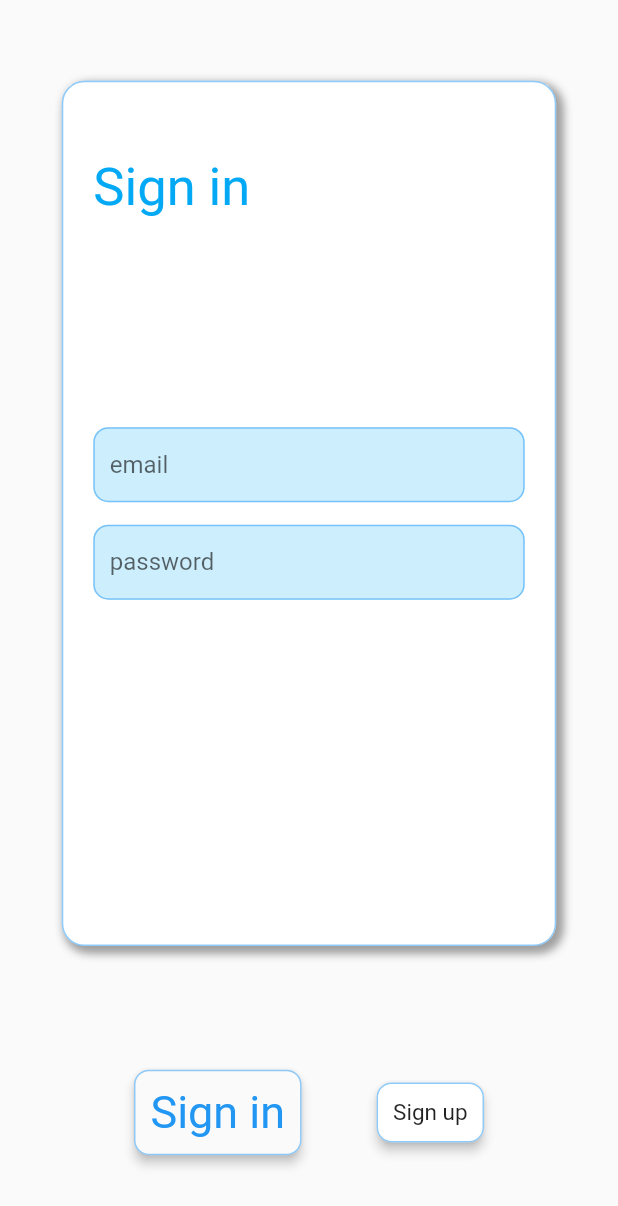
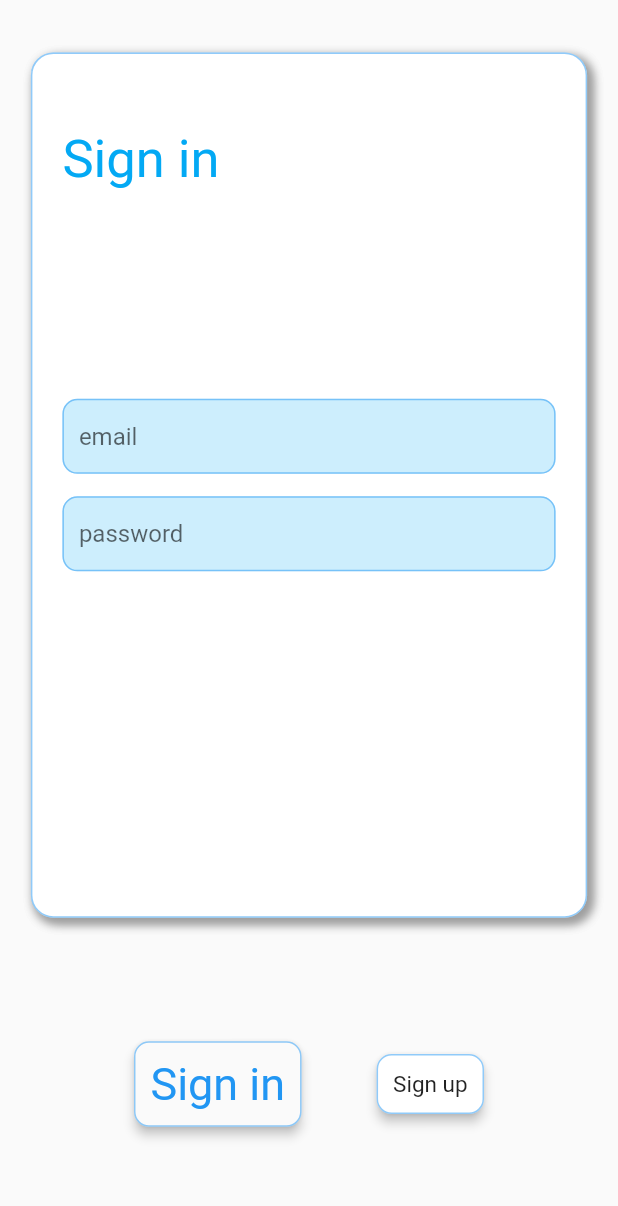
Before and after one commit to mwritter/AnimatedCardStack, a Flutter app: the screen it shows after launch, on a phone screen of 412 x 824 dp. Shown: the top 1206 px of the screen. Run offline on Flutter 3.47's test engine with Material 2 defaults, Android fonts, the phone set to English and light mode, and no system bars.

```diff
--- a/lib/animatedCardStack.dart
+++ b/lib/animatedCardStack.dart
@@ -63,7 +63,7 @@ class _AnimatedCardStackState extends State<AnimatedCardStack>
         }
       }));
 
-    animation = Tween(begin: 0.0, end: 0.7).animate(
+    animation = Tween(begin: 0.0, end: 0.5).animate(
       CurvedAnimation(
           parent: controller,
           curve: Curves.elasticOut,
@@ -74,7 +74,7 @@ class _AnimatedCardStackState extends State<AnimatedCardStack>
           controller.reverse();
         }
       });
-    animationTwo = Tween(begin: 0.0, end: -0.7).animate(
+    animationTwo = Tween(begin: 0.0, end: -0.5).animate(
       CurvedAnimation(
         parent: controller,
         curve: Curves.elasticOut,
@@ -170,6 +170,7 @@ class _AnimatedCardStackState extends State<AnimatedCardStack>
                   elevation: 3.0,
                   borderRadius: BorderRadius.circular(10.0),
                   child: InkWell(
+                    borderRadius: BorderRadius.circular(10.0),
                     highlightColor: Colors.lightBlue,
                     onTap: () {
                       _buttonTap("Sign in");
@@ -201,6 +202,7 @@ class _AnimatedCardStackState extends State<AnimatedCardStack>
                   color: Colors.white,
                   borderRadius: BorderRadius.circular(10.0),
                   child: InkWell(
+                    borderRadius: BorderRadius.circular(10.0),
                     highlightColor: Colors.lightBlue,
                     onTap: () {
                       _buttonTap("Sign up");
--- a/lib/main.dart
+++ b/lib/main.dart
@@ -2,6 +2,7 @@ import 'package:card_stack_app/animatedCardStack.dart';
 import 'package:card_stack_app/signin.dart';
 import 'package:card_stack_app/signup.dart';
 import 'package:flutter/material.dart';
+import 'package:flutter/services.dart';
 
 void main() => runApp(MyApp());
 
@@ -9,6 +10,9 @@ class MyApp extends StatelessWidget {
   // This widget is the root of your application.
   @override
   Widget build(BuildContext context) {
+    SystemChrome.setSystemUIOverlayStyle(
+      SystemUiOverlayStyle.dark.copyWith(statusBarColor: Colors.transparent),
+    );
     return MaterialApp(
       debugShowCheckedModeBanner: false,
       title: 'Movie App',
@@ -29,12 +33,17 @@ class _HomePageState extends State<HomePage> {
   Widget build(BuildContext context) {
     return Scaffold(
       body: Container(
-        child: Center(
-          child: AnimatedCardStack(
-            duration: Duration(milliseconds: 450),
-            firstWidget: SignUp(),
-            secondWidget: SignIn(),
-          ),
+        padding: EdgeInsets.only(top: 35.0),
+        child: ListView(
+          children: <Widget>[
+            Center(
+              child: AnimatedCardStack(
+                duration: Duration(milliseconds: 500),
+                firstWidget: SignUp(),
+                secondWidget: SignIn(),
+              ),
+            ),
+          ],
         ),
       ),
     );
--- a/lib/signin.dart
+++ b/lib/signin.dart
@@ -16,7 +16,7 @@ class SignIn extends StatelessWidget {
                 color: Colors.grey, offset: Offset(3.0, 3.0), blurRadius: 5.0),
           ]),
       height: MediaQuery.of(context).size.height * 0.70,
-      width: MediaQuery.of(context).size.width * 0.80,
+      width: MediaQuery.of(context).size.width * 0.90,
       child: Stack(
         children: <Widget>[
           Positioned(
--- a/lib/signup.dart
+++ b/lib/signup.dart
@@ -19,7 +19,7 @@ class SignUp extends StatelessWidget {
                   blurRadius: 5.0),
             ]),
         height: MediaQuery.of(context).size.height * 0.70,
-        width: MediaQuery.of(context).size.width * 0.80,
+        width: MediaQuery.of(context).size.width * 0.90,
         child: Stack(
           children: <Widget>[
             Positioned(
```
